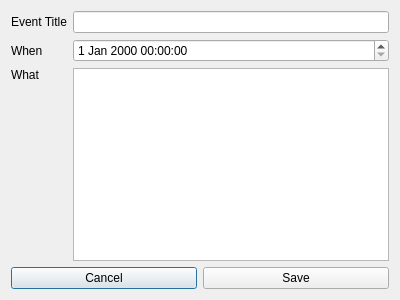
First picture: the form in ui/item-edit.ui, repository berndhs/souffleur, before the edit.
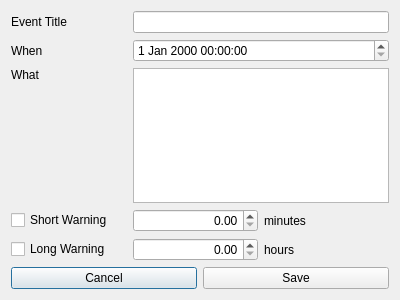
Second picture: the form after the edit. Icons and pictures are not drawn.

```diff
--- a/ui/item-edit.ui
+++ b/ui/item-edit.ui
@@ -25,7 +25,7 @@
      </property>
     </widget>
    </item>
-   <item row="0" column="1">
+   <item row="0" column="1" colspan="2">
     <widget class="QLineEdit" name="titleEdit"/>
    </item>
    <item row="1" column="0">
@@ -35,7 +35,7 @@
      </property>
     </widget>
    </item>
-   <item row="1" column="1">
+   <item row="1" column="1" colspan="2">
     <widget class="QDateTimeEdit" name="whenEdit"/>
    </item>
    <item row="2" column="0">
@@ -48,10 +48,38 @@
      </property>
     </widget>
    </item>
-   <item row="2" column="1">
+   <item row="2" column="1" colspan="2">
     <widget class="QTextEdit" name="whatEdit"/>
    </item>
-   <item row="3" column="0" colspan="2">
+   <item row="3" column="0">
+    <widget class="QCheckBox" name="shortCheck">
+     <property name="text">
+      <string>Short Warning</string>
+     </property>
+    </widget>
+   </item>
+   <item row="3" column="2">
+    <widget class="QLabel" name="label_2">
+     <property name="text">
+      <string>minutes</string>
+     </property>
+    </widget>
+   </item>
+   <item row="4" column="0">
+    <widget class="QCheckBox" name="longCheck">
+     <property name="text">
+      <string>Long Warning</string>
+     </property>
+    </widget>
+   </item>
+   <item row="4" column="2">
+    <widget class="QLabel" name="label_3">
+     <property name="text">
+      <string>hours</string>
+     </property>
+    </widget>
+   </item>
+   <item row="5" column="0" colspan="3">
     <layout class="QHBoxLayout" name="horizontalLayout">
      <item>
       <widget class="QPushButton" name="cancelButton">
@@ -69,6 +97,20 @@
      </item>
     </layout>
    </item>
+   <item row="4" column="1">
+    <widget class="QDoubleSpinBox" name="longHours">
+     <property name="alignment">
+      <set>Qt::AlignRight|Qt::AlignTrailing|Qt::AlignVCenter</set>
+     </property>
+    </widget>
+   </item>
+   <item row="3" column="1">
+    <widget class="QDoubleSpinBox" name="shortMinutes">
+     <property name="alignment">
+      <set>Qt::AlignRight|Qt::AlignTrailing|Qt::AlignVCenter</set>
+     </property>
+    </widget>
+   </item>
   </layout>
  </widget>
  <resources>
```
